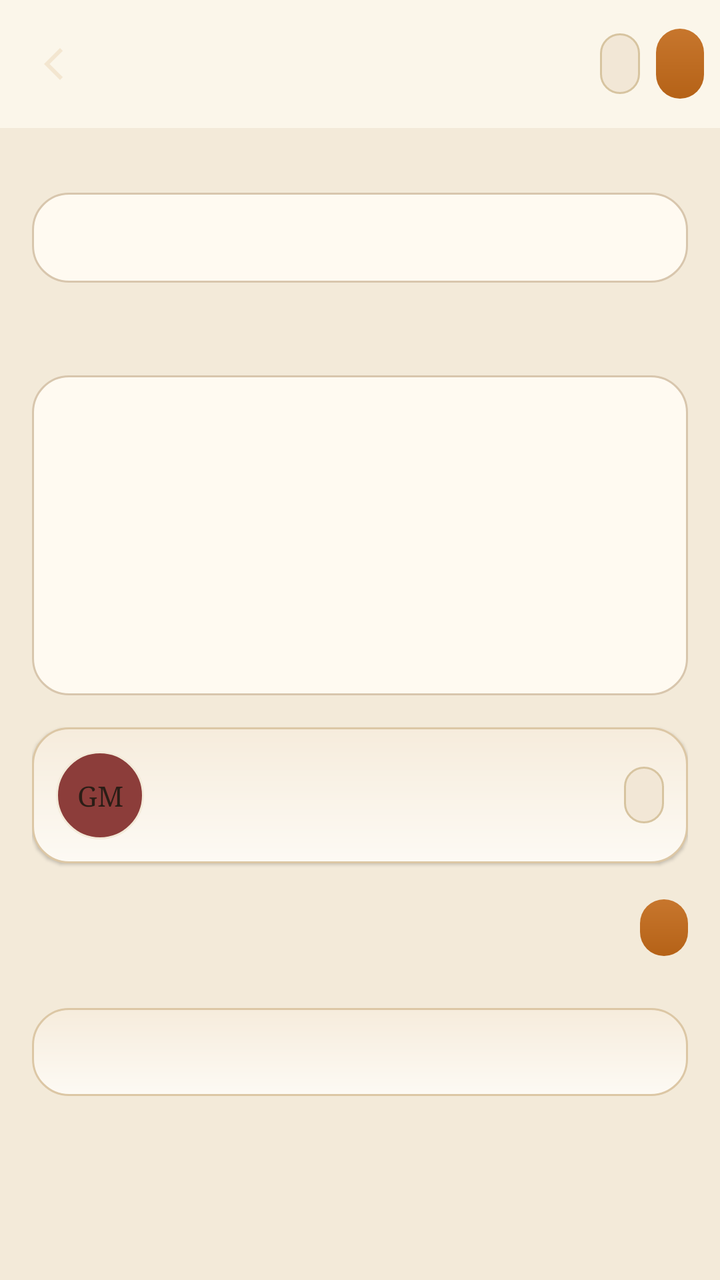
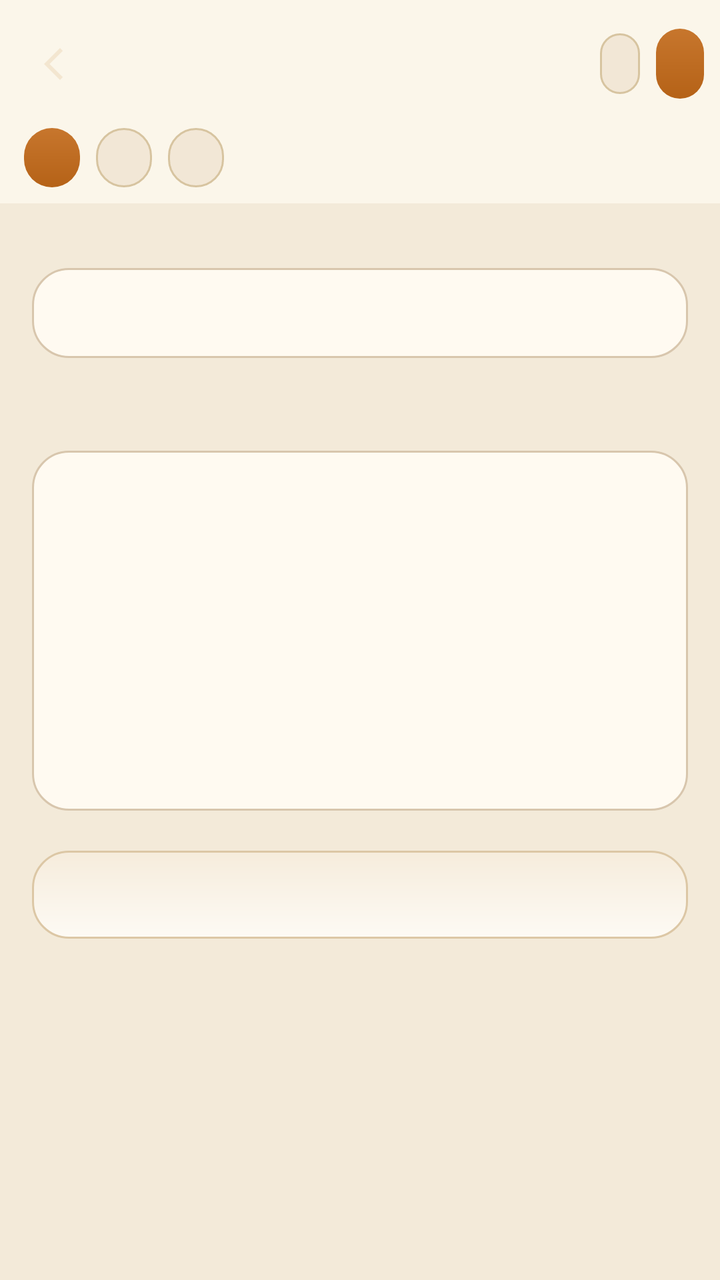

The first picture is an Android layout as it rendered before a commit; the second is the same layout after the commit. The layout source and the unified diff follow.
<!-- AndroidManifest.xml: application theme Theme.Tavern -->
<!-- res/layout/activity_world.xml -->
<?xml version="1.0" encoding="utf-8"?>
<LinearLayout xmlns:android="http://schemas.android.com/apk/res/android"
    android:layout_width="match_parent"
    android:layout_height="match_parent"
    android:background="@color/bg"
    android:orientation="vertical">

    <LinearLayout
        android:layout_width="match_parent"
        android:layout_height="64dp"
        android:background="@color/surface"
        android:gravity="center_vertical"
        android:orientation="horizontal"
        android:paddingHorizontal="8dp">

        <ImageButton
            android:id="@+id/btnBack"
            android:layout_width="40dp"
            android:layout_height="40dp"
            android:background="?attr/selectableItemBackgroundBorderless"
            android:contentDescription="back"
            android:src="@drawable/ic_back" />

        <TextView
            android:id="@+id/headerTitle"
            android:layout_width="0dp"
            android:layout_height="wrap_content"
            android:layout_weight="1"
            android:ellipsize="end"
            android:fontFamily="serif"
            android:maxLines="1"
            android:textColor="@color/candle"
            android:textSize="17sp" />

        <TextView
            android:id="@+id/btnTest"
            android:layout_width="wrap_content"
            android:layout_height="wrap_content"
            android:background="@drawable/bg_chip"
            android:paddingHorizontal="10dp"
            android:paddingVertical="7dp"
            android:textColor="@color/candle"
            android:textSize="12sp" />

        <TextView
            android:id="@+id/btnSave"
            android:layout_width="wrap_content"
            android:layout_height="wrap_content"
            android:layout_marginStart="8dp"
            android:background="@drawable/bg_chip_on"
            android:paddingHorizontal="12dp"
            android:paddingVertical="8dp"
            android:textColor="@color/on_candle" />
    </LinearLayout>

    <ScrollView
        android:layout_width="match_parent"
        android:layout_height="0dp"
        android:layout_weight="1">

        <LinearLayout
            android:layout_width="match_parent"
            android:layout_height="wrap_content"
            android:orientation="vertical"
            android:padding="16dp">

            <TextView android:id="@+id/lName" android:layout_width="match_parent" android:layout_height="wrap_content" android:textColor="@color/muted" android:textSize="12sp" />
            <EditText android:id="@+id/etName" android:layout_width="match_parent" android:layout_height="wrap_content" android:background="@drawable/bg_input" android:minHeight="44dp" android:padding="12dp" android:textColor="@color/ink" android:textSize="16sp" android:fontFamily="serif" />

            <HorizontalScrollView
                android:layout_width="match_parent"
                android:layout_height="wrap_content"
                android:layout_marginTop="14dp"
                android:scrollbars="none">

                <LinearLayout
                    android:id="@+id/sectionChips"
                    android:layout_width="wrap_content"
                    android:layout_height="wrap_content"
                    android:orientation="horizontal" />
            </HorizontalScrollView>

            <TextView
                android:id="@+id/sectionsHint"
                android:layout_width="match_parent"
                android:layout_height="wrap_content"
                android:layout_marginTop="8dp"
                android:textColor="@color/muted"
                android:textSize="12sp" />

            <EditText
                android:id="@+id/etSection"
                android:layout_width="match_parent"
                android:layout_height="wrap_content"
                android:layout_marginTop="8dp"
                android:background="@drawable/bg_input"
                android:gravity="top"
                android:inputType="textMultiLine"
                android:minHeight="160dp"
                android:padding="12dp"
                android:textColor="@color/ink"
                android:textSize="14sp" />

            <LinearLayout
                android:id="@+id/gmCard"
                android:layout_width="match_parent"
                android:layout_height="wrap_content"
                android:layout_marginTop="16dp"
                android:background="@drawable/bg_card"
                android:elevation="1dp"
                android:gravity="center_vertical"
                android:orientation="horizontal"
                android:padding="12dp">

                <FrameLayout
                    android:layout_width="44dp"
                    android:layout_height="44dp">

                    <TextView
                        android:id="@+id/gmAvatar"
                        android:layout_width="match_parent"
                        android:layout_height="match_parent"
                        android:background="@drawable/bg_avatar"
                        android:fontFamily="serif"
                        android:gravity="center"
                        android:text="GM"
                        android:textColor="@color/ink"
                        android:textSize="14sp" />

                    <ImageView
                        android:id="@+id/gmAvatarImg"
                        android:layout_width="match_parent"
                        android:layout_height="match_parent"
                        android:background="@drawable/bg_avatar"
                        android:clipToOutline="true"
                        android:scaleType="centerCrop"
                        android:visibility="gone" />
                </FrameLayout>

                <LinearLayout
                    android:layout_width="0dp"
                    android:layout_height="wrap_content"
                    android:layout_marginStart="12dp"
                    android:layout_weight="1"
                    android:orientation="vertical">

                    <TextView
                        android:id="@+id/gmTitle"
                        android:layout_width="wrap_content"
                        android:layout_height="wrap_content"
                        android:fontFamily="serif"
                        android:textColor="@color/ink"
                        android:textSize="15sp" />

                    <TextView
                        android:id="@+id/gmSubtitle"
                        android:layout_width="wrap_content"
                        android:layout_height="wrap_content"
                        android:layout_marginTop="2dp"
                        android:textColor="@color/muted"
                        android:textSize="12sp" />
                </LinearLayout>

                <TextView
                    android:id="@+id/btnEditGm"
                    android:layout_width="wrap_content"
                    android:layout_height="wrap_content"
                    android:background="@drawable/bg_chip"
                    android:paddingHorizontal="10dp"
                    android:paddingVertical="6dp"
                    android:textColor="@color/candle"
                    android:textSize="12sp" />
            </LinearLayout>

            <LinearLayout
                android:layout_width="match_parent"
                android:layout_height="wrap_content"
                android:layout_marginTop="18dp"
                android:gravity="center_vertical"
                android:orientation="horizontal">

                <TextView android:id="@+id/lEntries" android:layout_width="0dp" android:layout_height="wrap_content" android:layout_weight="1" android:textColor="@color/candle" android:textSize="13sp" />
                <TextView android:id="@+id/btnAddEntry" android:layout_width="wrap_content" android:layout_height="wrap_content" android:background="@drawable/bg_chip_on" android:paddingHorizontal="12dp" android:paddingVertical="6dp" android:textColor="@color/on_candle" android:textSize="12sp" />
            </LinearLayout>

            <LinearLayout
                android:id="@+id/entryList"
                android:layout_width="match_parent"
                android:layout_height="wrap_content"
                android:layout_marginTop="8dp"
                android:orientation="vertical" />

            <TextView android:id="@+id/btnDelete" android:layout_width="match_parent" android:layout_height="44dp" android:layout_marginTop="18dp" android:background="@drawable/bg_card" android:gravity="center" android:textColor="@color/wine" />
        </LinearLayout>
    </ScrollView>
</LinearLayout>
<!-- resources referenced by this layout -->
<resources>
  <color name="bg">#f3ead9</color>
  <color name="candle">#b56a1a</color>
  <color name="ink">#2a1d16</color>
  <color name="muted">#7a6554</color>
  <color name="on_candle">#f3ead9</color>
  <color name="surface">#fbf6ea</color>
  <color name="wine">#8c3d3a</color>
  <!-- drawable bg_avatar (drawable) -->
  <?xml version="1.0" encoding="utf-8"?>
  <shape xmlns:android="http://schemas.android.com/apk/res/android" android:shape="oval">
      <solid android:color="#8c3d3a" />
      <stroke android:width="1dp" android:color="#f3ead9" />
  </shape>
  <!-- drawable bg_card (drawable) -->
  <?xml version="1.0" encoding="utf-8"?>
  <shape xmlns:android="http://schemas.android.com/apk/res/android">
      <gradient
          android:angle="90"
          android:endColor="#f6ecdc"
          android:startColor="#fdfaf4" />
      <corners android:radius="18dp" />
      <stroke android:width="1dp" android:color="#dcc7a5" />
  </shape>
  <!-- drawable bg_chip (drawable) -->
  <?xml version="1.0" encoding="utf-8"?>
  <shape xmlns:android="http://schemas.android.com/apk/res/android">
      <solid android:color="#f2e7d6" />
      <corners android:radius="20dp" />
      <stroke android:width="1dp" android:color="#d7c4a0" />
  </shape>
  <!-- drawable bg_chip_on (drawable) -->
  <?xml version="1.0" encoding="utf-8"?>
  <shape xmlns:android="http://schemas.android.com/apk/res/android">
      <gradient
          android:angle="90"
          android:endColor="#c7762d"
          android:startColor="#b56217" />
      <corners android:radius="20dp" />
  </shape>
  <!-- drawable bg_input (drawable) -->
  <?xml version="1.0" encoding="utf-8"?>
  <shape xmlns:android="http://schemas.android.com/apk/res/android">
      <solid android:color="#fffaf1" />
      <corners android:radius="18dp" />
      <stroke android:width="1dp" android:color="#d8c6ad" />
  </shape>
  <!-- drawable ic_back (drawable) -->
  <?xml version="1.0" encoding="utf-8"?>
  <vector xmlns:android="http://schemas.android.com/apk/res/android" android:width="24dp" android:height="24dp" android:viewportWidth="24" android:viewportHeight="24">
      <path android:fillColor="#f3e6d0" android:pathData="M15.4,5.4L14,4l-8,8 8,8 1.4,-1.4L8.8,12z"/>
  </vector>
  <style name="Theme.Tavern" parent="Theme.Material3.DayNight.NoActionBar">
          <item name="colorPrimary">@color/candle</item>
          <item name="colorOnPrimary">@color/on_candle</item>
          <item name="colorPrimaryContainer">@color/raised</item>
          <item name="colorOnPrimaryContainer">@color/ink</item>
          <item name="colorSecondary">@color/wine</item>
          <item name="colorOnSecondary">@color/ink</item>
          <item name="colorSurface">@color/surface</item>
          <item name="colorOnSurface">@color/ink</item>
          <item name="android:statusBarColor">@color/bg</item>
          <item name="android:navigationBarColor">@color/surface</item>
          <item name="android:windowBackground">@color/bg</item>
          <item name="android:textColor">@color/ink</item>
          <item name="android:textColorPrimary">@color/ink</item>
          <item name="android:textColorSecondary">@color/muted</item>
          <item name="android:windowLightStatusBar">true</item>
          <item name="colorControlActivated">@color/candle</item>
          <item name="android:colorAccent">@color/candle</item>
      </style>
  <color name="raised">#efe4d0</color>
</resources>

<!-- the commit's change to res/layout/activity_world.xml (unified diff, before → after) -->
@@ -53,7 +53,56 @@
             android:textColor="@color/on_candle" />
     </LinearLayout>
 
+    <HorizontalScrollView
+        android:layout_width="match_parent"
+        android:layout_height="wrap_content"
+        android:background="@color/surface"
+        android:paddingHorizontal="12dp"
+        android:paddingBottom="8dp"
+        android:scrollbars="none">
+
+        <LinearLayout
+            android:id="@+id/tabContainer"
+            android:layout_width="wrap_content"
+            android:layout_height="wrap_content"
+            android:orientation="horizontal">
+
+            <TextView
+                android:id="@+id/tabLore"
+                android:layout_width="wrap_content"
+                android:layout_height="wrap_content"
+                android:layout_marginEnd="8dp"
+                android:background="@drawable/bg_chip_on"
+                android:paddingHorizontal="14dp"
+                android:paddingVertical="6dp"
+                android:textColor="@color/on_candle"
+                android:textSize="13sp" />
+
+            <TextView
+                android:id="@+id/tabGm"
+                android:layout_width="wrap_content"
+                android:layout_height="wrap_content"
+                android:layout_marginEnd="8dp"
+                android:background="@drawable/bg_chip"
+                android:paddingHorizontal="14dp"
+                android:paddingVertical="6dp"
+                android:textColor="@color/ink"
+                android:textSize="13sp" />
+
+            <TextView
+                android:id="@+id/tabEntries"
+                android:layout_width="wrap_content"
+                android:layout_height="wrap_content"
+                android:background="@drawable/bg_chip"
+                android:paddingHorizontal="14dp"
+                android:paddingVertical="6dp"
+                android:textColor="@color/ink"
+                android:textSize="13sp" />
+        </LinearLayout>
+    </HorizontalScrollView>
+
     <ScrollView
+        android:id="@+id/scrollContainer"
         android:layout_width="match_parent"
         android:layout_height="0dp"
         android:layout_weight="1">
@@ -64,133 +113,208 @@
             android:orientation="vertical"
             android:padding="16dp">
 
-            <TextView android:id="@+id/lName" android:layout_width="match_parent" android:layout_height="wrap_content" android:textColor="@color/muted" android:textSize="12sp" />
-            <EditText android:id="@+id/etName" android:layout_width="match_parent" android:layout_height="wrap_content" android:background="@drawable/bg_input" android:minHeight="44dp" android:padding="12dp" android:textColor="@color/ink" android:textSize="16sp" android:fontFamily="serif" />
-
-            <HorizontalScrollView
+            
+            <LinearLayout
+                android:id="@+id/panelLore"
                 android:layout_width="match_parent"
                 android:layout_height="wrap_content"
-                android:layout_marginTop="14dp"
-                android:scrollbars="none">
+                android:orientation="vertical">
+
+                <TextView android:id="@+id/lName" android:layout_width="match_parent" android:layout_height="wrap_content" android:textColor="@color/muted" android:textSize="12sp" />
+                <EditText android:id="@+id/etName" android:layout_width="match_parent" android:layout_height="wrap_content" android:background="@drawable/bg_input" android:fontFamily="serif" android:minHeight="44dp" android:padding="12dp" android:textColor="@color/ink" android:textSize="16sp" />
+
+                <HorizontalScrollView
+                    android:layout_width="match_parent"
+                    android:layout_height="wrap_content"
+                    android:layout_marginTop="14dp"
+                    android:scrollbars="none">
+
+                    <LinearLayout
+                        android:id="@+id/sectionChips"
+                        android:layout_width="wrap_content"
+                        android:layout_height="wrap_content"
+                        android:orientation="horizontal" />
+                </HorizontalScrollView>
+
+                <TextView
+                    android:id="@+id/sectionsHint"
+                    android:layout_width="match_parent"
+                    android:layout_height="wrap_content"
+                    android:layout_marginTop="8dp"
+                    android:textColor="@color/muted"
+                    android:textSize="12sp" />
+
+                <EditText
+                    android:id="@+id/etSection"
+                    android:layout_width="match_parent"
+                    android:layout_height="wrap_content"
+                    android:layout_marginTop="8dp"
+                    android:background="@drawable/bg_input"
+                    android:gravity="top"
+                    android:inputType="textMultiLine"
+                    android:minHeight="180dp"
+                    android:padding="12dp"
+                    android:textColor="@color/ink"
+                    android:textSize="14sp" />
+
+                <TextView android:id="@+id/btnDelete" android:layout_width="match_parent" android:layout_height="44dp" android:layout_marginTop="20dp" android:background="@drawable/bg_card" android:gravity="center" android:textColor="@color/wine" />
+            </LinearLayout>
+
+            
+            <LinearLayout
+                android:id="@+id/panelGm"
+                android:layout_width="match_parent"
+                android:layout_height="wrap_content"
+                android:orientation="vertical"
+                android:visibility="gone">
 
                 <LinearLayout
-                    android:id="@+id/sectionChips"
-                    android:layout_width="wrap_content"
-                    android:layout_height="wrap_content"
-                    android:orientation="horizontal" />
-            </HorizontalScrollView>
-
-            <TextView
-                android:id="@+id/sectionsHint"
-                android:layout_width="match_parent"
-                android:layout_height="wrap_content"
-                android:layout_marginTop="8dp"
-                android:textColor="@color/muted"
-                android:textSize="12sp" />
-
-            <EditText
-                android:id="@+id/etSection"
-                android:layout_width="match_parent"
-                android:layout_height="wrap_content"
-                android:layout_marginTop="8dp"
-                android:background="@drawable/bg_input"
-                android:gravity="top"
-                android:inputType="textMultiLine"
-                android:minHeight="160dp"
-                android:padding="12dp"
-                android:textColor="@color/ink"
-                android:textSize="14sp" />
-
-            <LinearLayout
-                android:id="@+id/gmCard"
-                android:layout_width="match_parent"
-                android:layout_height="wrap_content"
-                android:layout_marginTop="16dp"
-                android:background="@drawable/bg_card"
-                android:elevation="1dp"
-                android:gravity="center_vertical"
-                android:orientation="horizontal"
-                android:padding="12dp">
-
-                <FrameLayout
-                    android:layout_width="44dp"
-                    android:layout_height="44dp">
-
-                    <TextView
-                        android:id="@+id/gmAvatar"
+                    android:id="@+id/gmCard"
+                    android:layout_width="match_parent"
+                    android:layout_height="wrap_content"
+                    android:background="@drawable/bg_card"
+                    android:elevation="1dp"
+                    android:gravity="center_vertical"
+                    android:orientation="horizontal"
+                    android:padding="14dp">
+
+                    <FrameLayout
+                        android:layout_width="52dp"
+                        android:layout_height="52dp">
+
+                        <TextView
+                            android:id="@+id/gmAvatar"
+                            android:layout_width="match_parent"
+                            android:layout_height="match_parent"
+                            android:background="@drawable/bg_avatar"
+                            android:fontFamily="serif"
+                            android:gravity="center"
+                            android:text="GM"
+                            android:textColor="@color/ink"
+                            android:textSize="16sp" />
+
+                        <ImageView
+                            android:id="@+id/gmAvatarImg"
+                            android:layout_width="match_parent"
+                            android:layout_height="match_parent"
+                            android:background="@drawable/bg_avatar"
+                            android:clipToOutline="true"
+                            android:scaleType="centerCrop"
+                            android:visibility="gone" />
+                    </FrameLayout>
+
+                    <LinearLayout
+                        android:layout_width="0dp"
+                        android:layout_height="wrap_content"
+                        android:layout_marginStart="12dp"
+                        android:layout_weight="1"
+                        android:orientation="vertical">
+
+                        <TextView
+                            android:id="@+id/gmTitle"
+                            android:layout_width="wrap_content"
+                            android:layout_height="wrap_content"
+                            android:fontFamily="serif"
+                            android:textColor="@color/ink"
+                            android:textSize="16sp" />
+
+                        <TextView
+                            android:id="@+id/gmSubtitle"
+                            android:layout_width="wrap_content"
+                            android:layout_height="wrap_content"
+                            android:layout_marginTop="2dp"
+                            android:textColor="@color/muted"
+                            android:textSize="12sp" />
+                    </LinearLayout>
+
+                    <TextView
+                        android:id="@+id/btnEditGm"
+                        android:layout_width="wrap_content"
+                        android:layout_height="wrap_content"
+                        android:background="@drawable/bg_chip"
+                        android:paddingHorizontal="10dp"
+                        android:paddingVertical="6dp"
+                        android:textColor="@color/candle"
+                        android:textSize="12sp" />
+                </LinearLayout>
+
+                <TextView
+                    android:id="@+id/btnChatGm"
+                    android:layout_width="match_parent"
+                    android:layout_height="48dp"
+                    android:layout_marginTop="14dp"
+                    android:background="@drawable/bg_chip_on"
+                    android:gravity="center"
+                    android:textColor="@color/on_candle"
+                    android:textSize="15sp" />
+
+                <LinearLayout
+                    android:layout_width="match_parent"
+                    android:layout_height="wrap_content"
+                    android:layout_marginTop="14dp"
+                    android:background="@drawable/bg_card"
+                    android:orientation="vertical"
+                    android:padding="14dp">
+
+                    <TextView
+                        android:id="@+id/lGmFirstMsg"
                         android:layout_width="match_parent"
-                        android:layout_height="match_parent"
-                        android:background="@drawable/bg_avatar"
-                        android:fontFamily="serif"
-                        android:gravity="center"
-                        android:text="GM"
+                        android:layout_height="wrap_content"
+                        android:textColor="@color/candle"
+                        android:textSize="13sp" />
+
+                    <TextView
+                        android:id="@+id/tvGmFirstMsg"
+                        android:layout_width="match_parent"
+                        android:layout_height="wrap_content"
+                        android:layout_marginTop="6dp"
                         android:textColor="@color/ink"
-                        android:textSize="14sp" />
-
-                    <ImageView
-                        android:id="@+id/gmAvatarImg"
+                        android:textSize="13sp" />
+
+                    <TextView
+                        android:id="@+id/lGmPrompt"
                         android:layout_width="match_parent"
-                        android:layout_height="match_parent"
-                        android:background="@drawable/bg_avatar"
-                        android:clipToOutline="true"
-                        android:scaleType="centerCrop"
-                        android:visibility="gone" />
-                </FrameLayout>
-
-                <LinearLayout
-                    android:layout_width="0dp"
-                    android:layout_height="wrap_content"
-                    android:layout_marginStart="12dp"
-                    android:layout_weight="1"
-                    android:orientation="vertical">
-
-                    <TextView
-                        android:id="@+id/gmTitle"
-                        android:layout_width="wrap_content"
-                        android:layout_height="wrap_content"
-                        android:fontFamily="serif"
-                        android:textColor="@color/ink"
-                        android:textSize="15sp" />
-
-                    <TextView
-                        android:id="@+id/gmSubtitle"
-                        android:layout_width="wrap_content"
-                        android:layout_height="wrap_content"
-                        android:layout_marginTop="2dp"
+                        android:layout_height="wrap_content"
+                        android:layout_marginTop="14dp"
+                        android:textColor="@color/candle"
+                        android:textSize="13sp" />
+
+                    <TextView
+                        android:id="@+id/tvGmPrompt"
+                        android:layout_width="match_parent"
+                        android:layout_height="wrap_content"
+                        android:layout_marginTop="6dp"
                         android:textColor="@color/muted"
                         android:textSize="12sp" />
                 </LinearLayout>
-
-                <TextView
-                    android:id="@+id/btnEditGm"
-                    android:layout_width="wrap_content"
-                    android:layout_height="wrap_content"
-                    android:background="@drawable/bg_chip"
-                    android:paddingHorizontal="10dp"
-                    android:paddingVertical="6dp"
-                    android:textColor="@color/candle"
-                    android:textSize="12sp" />
             </LinearLayout>
 
+            
             <LinearLayout
+                android:id="@+id/panelEntries"
                 android:layout_width="match_parent"
                 android:layout_height="wrap_content"
-                android:layout_marginTop="18dp"
-                android:gravity="center_vertical"
-                android:orientation="horizontal">
-
-                <TextView android:id="@+id/lEntries" android:layout_width="0dp" android:layout_height="wrap_content" android:layout_weight="1" android:textColor="@color/candle" android:textSize="13sp" />
-                <TextView android:id="@+id/btnAddEntry" android:layout_width="wrap_content" android:layout_height="wrap_content" android:background="@drawable/bg_chip_on" android:paddingHorizontal="12dp" android:paddingVertical="6dp" android:textColor="@color/on_candle" android:textSize="12sp" />
+                android:orientation="vertical"
+                android:visibility="gone">
+
+                <LinearLayout
+                    android:layout_width="match_parent"
+                    android:layout_height="wrap_content"
+                    android:gravity="center_vertical"
+                    android:orientation="horizontal">
+
+                    <TextView android:id="@+id/lEntries" android:layout_width="0dp" android:layout_height="wrap_content" android:layout_weight="1" android:textColor="@color/candle" android:textSize="13sp" />
+                    <TextView android:id="@+id/btnAddEntry" android:layout_width="wrap_content" android:layout_height="wrap_content" android:background="@drawable/bg_chip_on" android:paddingHorizontal="12dp" android:paddingVertical="6dp" android:textColor="@color/on_candle" android:textSize="12sp" />
+                </LinearLayout>
+
+                <LinearLayout
+                    android:id="@+id/entryList"
+                    android:layout_width="match_parent"
+                    android:layout_height="wrap_content"
+                    android:layout_marginTop="10dp"
+                    android:orientation="vertical" />
             </LinearLayout>
 
-            <LinearLayout
-                android:id="@+id/entryList"
-                android:layout_width="match_parent"
-                android:layout_height="wrap_content"
-                android:layout_marginTop="8dp"
-                android:orientation="vertical" />
-
-            <TextView android:id="@+id/btnDelete" android:layout_width="match_parent" android:layout_height="44dp" android:layout_marginTop="18dp" android:background="@drawable/bg_card" android:gravity="center" android:textColor="@color/wine" />
         </LinearLayout>
     </ScrollView>
 </LinearLayout>
